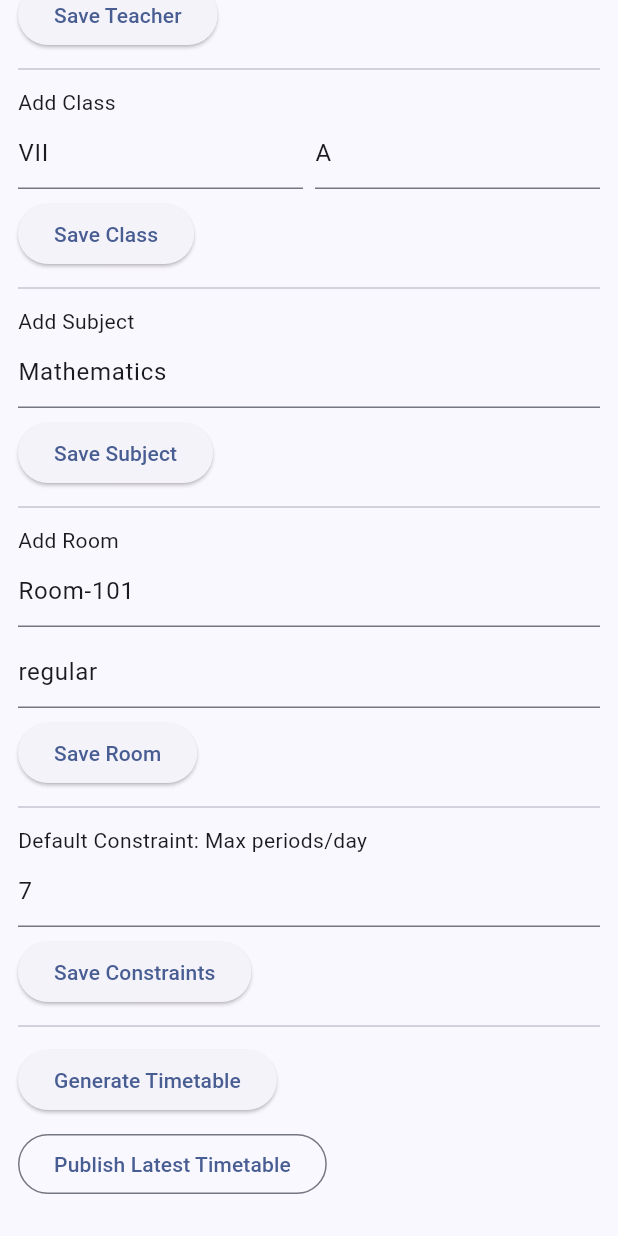
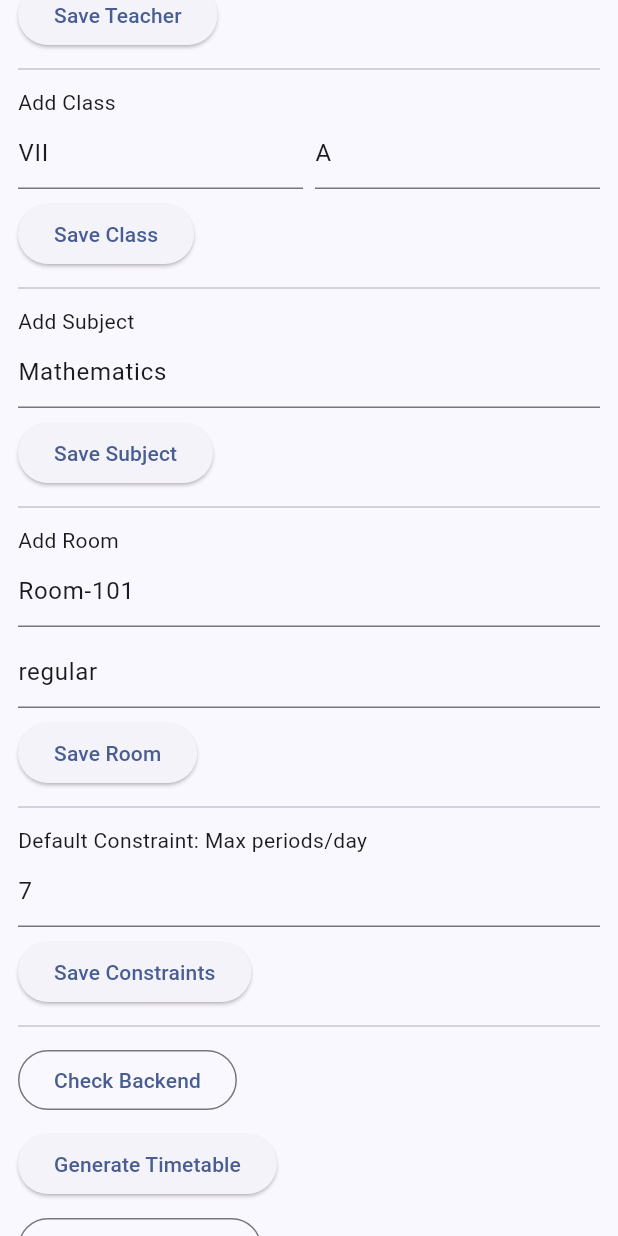
Before and after one commit to Abhishekchhetri020/smarttime-ai, a Flutter app: the AdminConsole widget shown alone on an empty page, opened directly, scrolled down 130 dp, on a phone screen of 412 x 824 dp. Run offline on Flutter 3.47's test engine with Material 3 defaults, Android fonts, the phone set to English and light mode, and no system bars; our stand-ins replace cloud_firestore, firebase_auth, firebase_core, google_sign_in; accounts and stored records are empty.

Commit message:
feat(flutter): consume offline solver diagnostics via method channel

```diff
--- a/android-app/flutter_app/lib/features/admin/admin_console.dart
+++ b/android-app/flutter_app/lib/features/admin/admin_console.dart
@@ -5,6 +5,9 @@ import 'package:flutter/material.dart';
 import 'package:http/http.dart' as http;
 
 import '../../core/config.dart';
+import '../timetable/offline_solver_channel.dart';
+import '../timetable/offline_solver_diagnostics_view.dart';
+import '../timetable/offline_solver_state.dart';
 
 class AdminConsole extends StatefulWidget {
   const AdminConsole({super.key, required this.role});
@@ -27,6 +30,8 @@ class _AdminConsoleState extends State<AdminConsole> {
 
   String _status = '';
   bool _busy = false;
+  final _offlineSolver = OfflineSolverChannel();
+  OfflineSolverViewState _offlineState = const OfflineSolverViewState.idle();
 
   CollectionReference<Map<String, dynamic>> _col(String name) =>
       _db.collection('schools').doc(AppConfig.schoolId).collection(name);
@@ -45,7 +50,9 @@ class _AdminConsoleState extends State<AdminConsole> {
     await _withBusy(() async {
       if (_teacher.text.trim().isEmpty) return;
       final id = 't_${DateTime.now().millisecondsSinceEpoch}';
-      await _col('teachers').doc(id).set({'name': _teacher.text.trim(), 'code': id});
+      await _col('teachers')
+          .doc(id)
+          .set({'name': _teacher.text.trim(), 'code': id});
       _teacher.clear();
       setState(() => _status = 'Teacher saved');
     });
@@ -53,7 +60,8 @@ class _AdminConsoleState extends State<AdminConsole> {
 
   Future<void> _addClass() async {
     await _withBusy(() async {
-      if (_classGrade.text.trim().isEmpty || _classSection.text.trim().isEmpty) return;
+      if (_classGrade.text.trim().isEmpty || _classSection.text.trim().isEmpty)
+        return;
       final id = 'c_${DateTime.now().millisecondsSinceEpoch}';
       await _col('classes').doc(id).set({
         'grade': _classGrade.text.trim(),
@@ -79,7 +87,8 @@ class _AdminConsoleState extends State<AdminConsole> {
       final id = 'r_${DateTime.now().millisecondsSinceEpoch}';
       await _col('rooms').doc(id).set({
         'name': _roomName.text.trim(),
-        'type': _roomType.text.trim().isEmpty ? 'regular' : _roomType.text.trim(),
+        'type':
+            _roomType.text.trim().isEmpty ? 'regular' : _roomType.text.trim(),
       });
       setState(() => _status = 'Room saved');
     });
@@ -107,7 +116,9 @@ class _AdminConsoleState extends State<AdminConsole> {
     final rooms = await _col('rooms').limit(10).get();
     final cdoc = await _col('constraints').doc('defaults').get();
 
-    if (teachers.docs.isEmpty || classes.docs.isEmpty || subjects.docs.isEmpty) {
+    if (teachers.docs.isEmpty ||
+        classes.docs.isEmpty ||
+        subjects.docs.isEmpty) {
       throw Exception('Add at least one teacher, class, and subject first.');
     }
 
@@ -146,6 +157,19 @@ class _AdminConsoleState extends State<AdminConsole> {
     };
   }
 
+  Future<void> _checkBackend() async {
+    await _withBusy(() async {
+      setState(() => _status = 'Checking backend...');
+      final res = await http.get(Uri.parse('${AppConfig.apiBase}/health'));
+      if (res.statusCode >= 200 && res.statusCode < 300) {
+        setState(() => _status = 'Backend reachable ✅ (${AppConfig.apiBase})');
+      } else {
+        setState(() =>
+            _status = 'Backend check failed (${res.statusCode}): ${res.body}');
+      }
+    });
+  }
+
   Future<void> _generateTimetable() async {
     await _withBusy(() async {
       setState(() => _status = 'Generating...');
@@ -159,7 +183,8 @@ class _AdminConsoleState extends State<AdminConsole> {
       }
 
       final res = await http.post(
-        Uri.parse('${AppConfig.apiBase}/schools/${AppConfig.schoolId}/solver/jobs'),
+        Uri.parse(
+            '${AppConfig.apiBase}/schools/${AppConfig.schoolId}/solver/jobs'),
         headers: {
           'content-type': 'application/json',
           'x-role': 'incharge',
@@ -173,9 +198,39 @@ class _AdminConsoleState extends State<AdminConsole> {
         final data = jsonDecode(res.body);
         setState(() => _status = 'Solver job queued: ${data['jobId'] ?? 'ok'}');
       } else if (res.statusCode == 404) {
-        setState(() => _status = 'Backend endpoint not found (404). Check AppConfig.apiBase and backend deployment.');
+        setState(() => _status =
+            'Backend endpoint not found (404). Check AppConfig.apiBase and backend deployment.');
       } else {
-        setState(() => _status = 'Solver failed (${res.statusCode}): ${res.body}');
+        setState(
+            () => _status = 'Solver failed (${res.statusCode}): ${res.body}');
+      }
+    });
+  }
+
+  Future<void> _runOfflineSolver() async {
+    await _withBusy(() async {
+      setState(() {
+        _status = 'Running offline solver...';
+        _offlineState =
+            _offlineState.copyWith(isLoading: true, clearMessage: true);
+      });
+
+      try {
+        final payload = await _buildSolverPayload();
+        final result = await _offlineSolver.solve(payload);
+        setState(() {
+          _offlineState = _offlineState.copyWith(
+              isLoading: false,
+              result: result,
+              message: 'Offline solve complete');
+          _status = 'Offline solver complete (${result.status})';
+        });
+      } catch (e) {
+        setState(() {
+          _offlineState = _offlineState.copyWith(
+              isLoading: false, clearResult: true, message: e.toString());
+          _status = 'Offline solver failed';
+        });
       }
     });
   }
@@ -183,7 +238,10 @@ class _AdminConsoleState extends State<AdminConsole> {
   Future<void> _publishLatestDraft() async {
     await _withBusy(() async {
       setState(() => _status = 'Publishing latest draft...');
-      final snap = await _col('timetables').orderBy('createdAt', descending: true).limit(1).get();
+      final snap = await _col('timetables')
+          .orderBy('createdAt', descending: true)
+          .limit(1)
+          .get();
       if (snap.docs.isEmpty) {
         setState(() => _status = 'No timetable version found to publish.');
         return;
@@ -191,7 +249,8 @@ class _AdminConsoleState extends State<AdminConsole> {
       final versionId = snap.docs.first.id;
 
       final res = await http.post(
-        Uri.parse('${AppConfig.apiBase}/schools/${AppConfig.schoolId}/timetables/$versionId/publish'),
+        Uri.parse(
+            '${AppConfig.apiBase}/schools/${AppConfig.schoolId}/timetables/$versionId/publish'),
         headers: {
           'content-type': 'application/json',
           'x-role': 'incharge',
@@ -204,7 +263,8 @@ class _AdminConsoleState extends State<AdminConsole> {
       if (res.statusCode >= 200 && res.statusCode < 300) {
         setState(() => _status = 'Published version: $versionId');
       } else {
-        setState(() => _status = 'Publish failed (${res.statusCode}): ${res.body}');
+        setState(
+            () => _status = 'Publish failed (${res.statusCode}): ${res.body}');
       }
     });
   }
@@ -216,51 +276,102 @@ class _AdminConsoleState extends State<AdminConsole> {
       child: Column(
         crossAxisAlignment: CrossAxisAlignment.start,
         children: [
-          Text('${widget.role} Console', style: const TextStyle(fontWeight: FontWeight.bold)),
+          Text('${widget.role} Console',
+              style: const TextStyle(fontWeight: FontWeight.bold)),
           const SizedBox(height: 10),
-
           const Text('Add Teacher'),
-          TextField(controller: _teacher, decoration: const InputDecoration(hintText: 'Teacher name')),
+          TextField(
+              controller: _teacher,
+              decoration: const InputDecoration(hintText: 'Teacher name')),
           const SizedBox(height: 6),
-          ElevatedButton(onPressed: _busy ? null : _addTeacher, child: const Text('Save Teacher')),
-
+          ElevatedButton(
+              onPressed: _busy ? null : _addTeacher,
+              child: const Text('Save Teacher')),
           const Divider(height: 24),
           const Text('Add Class'),
           Row(children: [
-            Expanded(child: TextField(controller: _classGrade, decoration: const InputDecoration(hintText: 'Grade'))),
+            Expanded(
+                child: TextField(
+                    controller: _classGrade,
+                    decoration: const InputDecoration(hintText: 'Grade'))),
             const SizedBox(width: 8),
-            Expanded(child: TextField(controller: _classSection, decoration: const InputDecoration(hintText: 'Section'))),
+            Expanded(
+                child: TextField(
+                    controller: _classSection,
+                    decoration: const InputDecoration(hintText: 'Section'))),
           ]),
           const SizedBox(height: 6),
-          ElevatedButton(onPressed: _busy ? null : _addClass, child: const Text('Save Class')),
-
+          ElevatedButton(
+              onPressed: _busy ? null : _addClass,
+              child: const Text('Save Class')),
           const Divider(height: 24),
           const Text('Add Subject'),
-          TextField(controller: _subject, decoration: const InputDecoration(hintText: 'Subject')),
+          TextField(
+              controller: _subject,
+              decoration: const InputDecoration(hintText: 'Subject')),
           const SizedBox(height: 6),
-          ElevatedButton(onPressed: _busy ? null : _addSubject, child: const Text('Save Subject')),
-
+          ElevatedButton(
+              onPressed: _busy ? null : _addSubject,
+              child: const Text('Save Subject')),
           const Divider(height: 24),
           const Text('Add Room'),
-          TextField(controller: _roomName, decoration: const InputDecoration(hintText: 'Room name')),
+          TextField(
+              controller: _roomName,
+              decoration: const InputDecoration(hintText: 'Room name')),
           const SizedBox(height: 6),
-          TextField(controller: _roomType, decoration: const InputDecoration(hintText: 'Room type (regular/lab)')),
+          TextField(
+              controller: _roomType,
+              decoration:
+                  const InputDecoration(hintText: 'Room type (regular/lab)')),
           const SizedBox(height: 6),
-          ElevatedButton(onPressed: _busy ? null : _addRoom, child: const Text('Save Room')),
-
+          ElevatedButton(
+              onPressed: _busy ? null : _addRoom,
+              child: const Text('Save Room')),
           const Divider(height: 24),
           const Text('Default Constraint: Max periods/day'),
-          TextField(controller: _maxPerDay, decoration: const InputDecoration(hintText: 'e.g. 7')),
+          TextField(
+              controller: _maxPerDay,
+              decoration: const InputDecoration(hintText: 'e.g. 7')),
           const SizedBox(height: 6),
-          ElevatedButton(onPressed: _busy ? null : _saveDefaultsConstraint, child: const Text('Save Constraints')),
-
+          ElevatedButton(
+              onPressed: _busy ? null : _saveDefaultsConstraint,
+              child: const Text('Save Constraints')),
           const Divider(height: 24),
-          ElevatedButton(onPressed: _busy ? null : _generateTimetable, child: const Text('Generate Timetable')),
+          OutlinedButton(
+              onPressed: _busy ? null : _checkBackend,
+              child: const Text('Check Backend')),
           const SizedBox(height: 8),
-          OutlinedButton(onPressed: _busy ? null : _publishLatestDraft, child: const Text('Publish Latest Timetable')),
-
+          ElevatedButton(
+              onPressed: _busy ? null : _generateTimetable,
+              child: const Text('Generate Timetable')),
+          const SizedBox(height: 8),
+          OutlinedButton(
+              onPressed: _busy ? null : _runOfflineSolver,
+              child: const Text('Run Offline Solver')),
+          const SizedBox(height: 8),
+          OutlinedButton(
+              onPressed: _busy ? null : _publishLatestDraft,
+              child: const Text('Publish Latest Timetable')),
           const SizedBox(height: 12),
-          if (_status.isNotEmpty) Text(_status, style: const TextStyle(color: Colors.blueGrey)),
+          if (_status.isNotEmpty)
+            Text(_status, style: const TextStyle(color: Colors.blueGrey)),
+          if (_offlineState.isLoading)
+            const Padding(
+              padding: EdgeInsets.only(top: 8),
+              child: LinearProgressIndicator(),
+            ),
+          if ((_offlineState.message ?? '').isNotEmpty)
+            Padding(
+              padding: const EdgeInsets.only(top: 8),
+              child: Text(_offlineState.message!,
+                  style: const TextStyle(color: Colors.blueGrey)),
+            ),
+          if (_offlineState.result != null)
+            Padding(
+              padding: const EdgeInsets.only(top: 12),
+              child:
+                  OfflineSolverDiagnosticsView(result: _offlineState.result!),
+            ),
         ],
       ),
     );
--- /dev/null
+++ b/android-app/flutter_app/lib/features/timetable/offline_solver_channel.dart
@@ -0,0 +1,18 @@
+import 'package:flutter/services.dart';
+
+import 'offline_solver_models.dart';
+
+class OfflineSolverChannel {
+  static const MethodChannel _channel =
+      MethodChannel('smarttime/offline_solver');
+
+  Future<OfflineSolverResult> solve(Map<String, dynamic> payload) async {
+    final raw = await _channel.invokeMapMethod<String, dynamic>(
+        'solveTimetable', payload);
+    if (raw == null) {
+      throw PlatformException(
+          code: 'null_result', message: 'Offline solver returned empty result');
+    }
+    return OfflineSolverResult.fromJson(raw);
+  }
+}
--- /dev/null
+++ b/android-app/flutter_app/lib/features/timetable/offline_solver_state.dart
@@ -0,0 +1,29 @@
+import 'offline_solver_models.dart';
+
+class OfflineSolverViewState {
+  final bool isLoading;
+  final String? message;
+  final OfflineSolverResult? result;
+
+  const OfflineSolverViewState({
+    required this.isLoading,
+    this.message,
+    this.result,
+  });
+
+  const OfflineSolverViewState.idle() : this(isLoading: false);
+
+  OfflineSolverViewState copyWith({
+    bool? isLoading,
+    String? message,
+    OfflineSolverResult? result,
+    bool clearMessage = false,
+    bool clearResult = false,
+  }) {
+    return OfflineSolverViewState(
+      isLoading: isLoading ?? this.isLoading,
+      message: clearMessage ? null : (message ?? this.message),
+      result: clearResult ? null : (result ?? this.result),
+    );
+  }
+}
--- a/android-app/flutter_app/pubspec.yaml
+++ b/android-app/flutter_app/pubspec.yaml
@@ -15,6 +15,8 @@ dependencies:
 dev_dependencies:
   flutter_test:
     sdk: flutter
+  integration_test:
+    sdk: flutter
   flutter_lints: ^6.0.0
 
 flutter:
```
Also changed, not shown: android-app/flutter_app/lib/features/timetable/offline_solver_diagnostics_view.dart (added, +65 -0 lines), android-app/flutter_app/lib/features/timetable/offline_solver_models.dart (added, +128 -0 lines), android-app/flutter_app/pubspec.lock, 2 other files.
